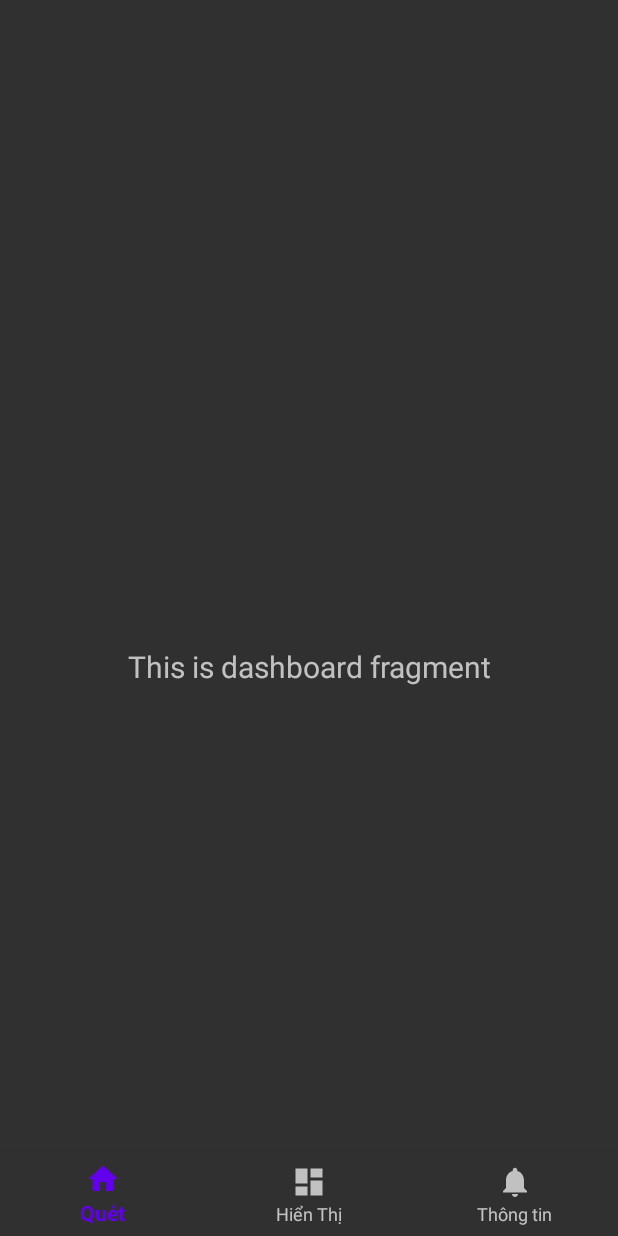
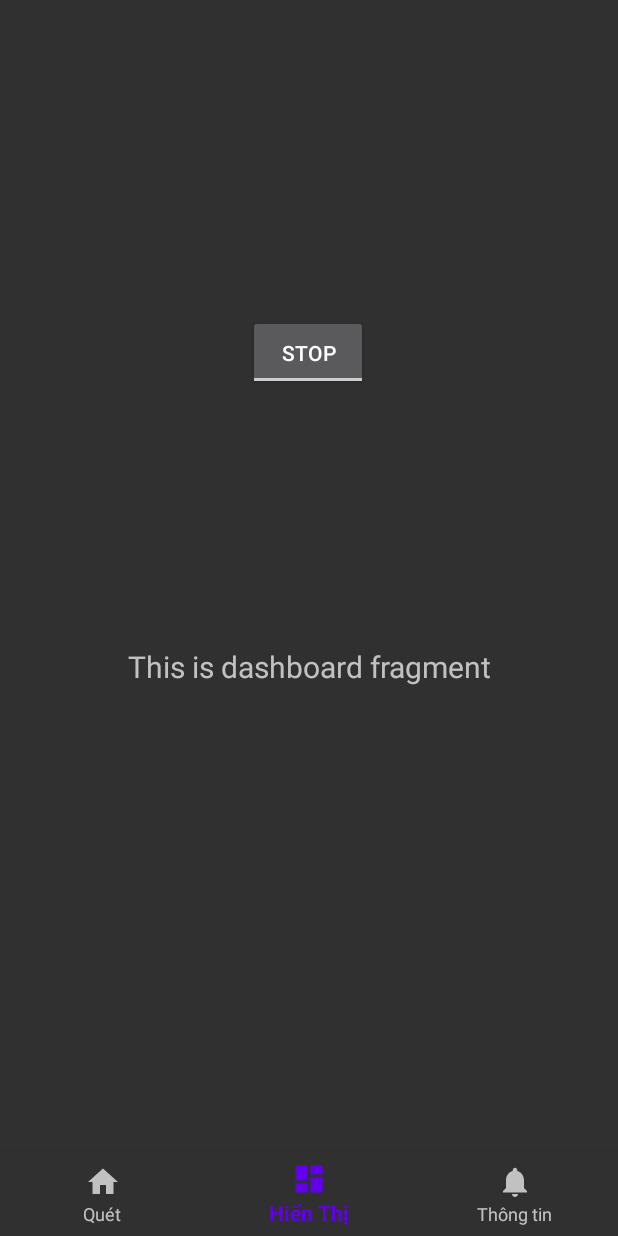
Before and after one commit to dungnt2khust/IoTAndApplications, an Android app: the screen it shows after launch (MainActivity), item 2 of the bottom bar chosen, on a phone screen of 412 x 824 dp. Run offline under Robolectric (Android 15) with nearby library versions, the phone set to English and light mode, and no system bars; our stand-ins replace Volley, navigation-ui; 1 statement that could not run was skipped.

Commit message:
add
new push

```diff
--- a/4.Android/IoT/app/src/main/java/com/example/iot/LoginActivity.java
+++ b/4.Android/IoT/app/src/main/java/com/example/iot/LoginActivity.java
@@ -51,7 +51,7 @@ public class LoginActivity extends AppCompatActivity {
                 }
                 Log.d("TAG", jsonArray.toString());
                 String mRequestBody = jsonArray.toString();
-                String url = "https://eddieonthecode.xyz/api/v1/Account/check-valid-account"; ;
+                String url = "https://iotandapp.eddieonthecode.xyz/api/v1/Account/check-valid-account"; ;
                 RequestQueue queue = Volley.newRequestQueue(getApplicationContext());
                 StringRequest stringRequest = new StringRequest(Request.Method.POST, url,
                         new Response.Listener<String>() {
@@ -63,8 +63,10 @@ public class LoginActivity extends AppCompatActivity {
                                     String data2 = new JSONObject(data).getString("Data");
                                     JSONObject userInfo = new JSONObject(data2);
                                     String seessionId = userInfo.getString("SessionID");
+                                    String userId = userInfo.getString("UserID");
                                     SharedPreferences.Editor editor = getSharedPreferences("USER_DATA", MODE_PRIVATE).edit();
                                     editor.putString("SessionID", seessionId);
+                                    editor.putString("UserId", userId);
                                     editor.apply();
                                 } catch (JSONException e) {
                                     e.printStackTrace();
--- a/4.Android/IoT/app/src/main/java/com/example/iot/MainActivity.java
+++ b/4.Android/IoT/app/src/main/java/com/example/iot/MainActivity.java
@@ -34,8 +34,8 @@ public class MainActivity extends AppCompatActivity implements HomeFragment.OnFr
                 R.id.navigation_home, R.id.navigation_dashboard, R.id.navigation_notifications)
                 .build();
         NavController navController = Navigation.findNavController(this, R.id.nav_host_fragment_activity_main);
+        NavigationUI.setupWithNavController(binding.navView, navController);
         NavigationUI.setupActionBarWithNavController(this, navController, appBarConfiguration);
-        NavigationUI.setupWithNavController(binding.navView, navController);
     }
 
     @Override
--- a/4.Android/IoT/app/src/main/java/com/example/iot/ui/notifications/NotificationsFragment.java
+++ b/4.Android/IoT/app/src/main/java/com/example/iot/ui/notifications/NotificationsFragment.java
@@ -50,7 +50,7 @@ public class NotificationsFragment extends Fragment {
     public View onCreateView(@NonNull LayoutInflater inflater,
                              ViewGroup container, Bundle savedInstanceState) {
         SharedPreferences editor = getContext().getSharedPreferences("USER_DATA", MODE_PRIVATE);
-        String sessionId = editor.getString("SessionID", null);
+        String sessionId = editor.getString("UserId", null);
         if(sessionId == null){
             Intent intent = new Intent(getContext(), LoginActivity.class);
             startActivity(intent);
--- a/4.Android/IoT/app/src/main/res/layout/fragment_dashboard.xml
+++ b/4.Android/IoT/app/src/main/res/layout/fragment_dashboard.xml
@@ -5,6 +5,18 @@
     android:layout_width="match_parent"
     android:layout_height="match_parent"
     tools:context=".ui.dashboard.DashboardFragment">
+
+    <ToggleButton
+        android:id="@+id/sendbtn"
+        android:layout_width="80dp"
+        android:layout_height="50dp"
+        android:layout_marginBottom="564dp"
+        android:textOff="Stop"
+        android:textOn="Send"
+        app:layout_constraintBottom_toBottomOf="parent"
+        app:layout_constraintEnd_toEndOf="parent"
+        app:layout_constraintHorizontal_bias="0.498"
+        app:layout_constraintStart_toStartOf="parent" />
 
     <TextView
         android:id="@+id/text_dashboard"
```
Also changed, not shown: 4.Android/IoT/app/src/main/java/com/example/iot/ui/dashboard/DashboardFragment.java (+73 -2 lines).
